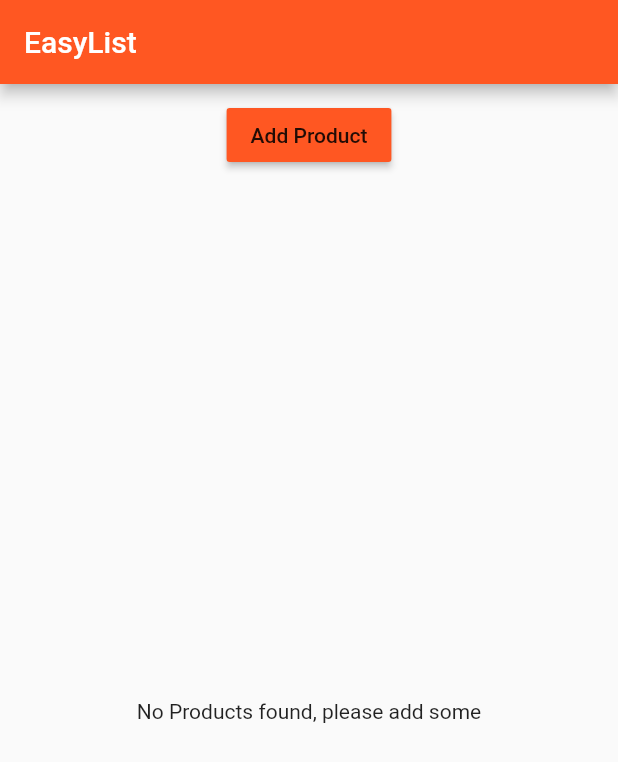
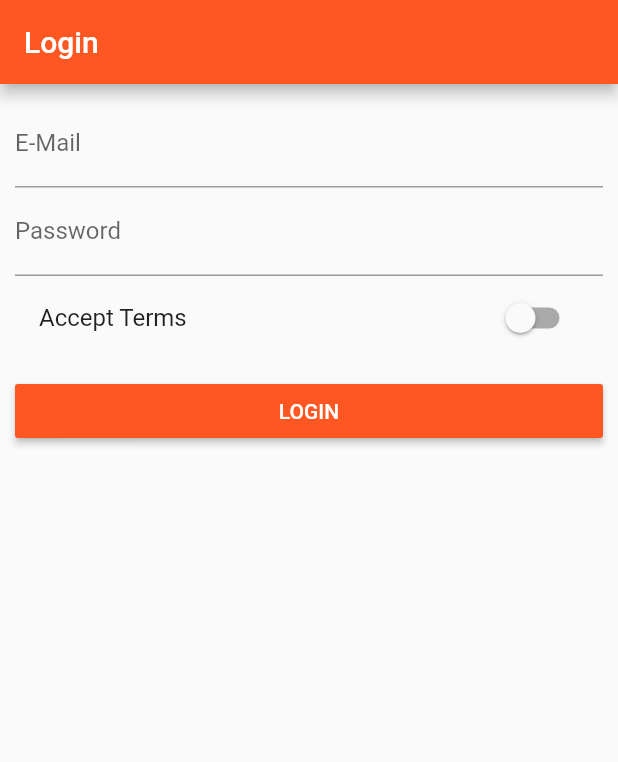
Before and after one commit to SvenLC/udemy-flutter, a Flutter app: the screen it shows after launch, on a phone screen of 412 x 824 dp. Shown: the top 762 px of the screen. Run offline on Flutter 3.47's test engine with Material 2 defaults, Android fonts, the phone set to English and light mode, and no system bars.

Commit message:
Section 7 ended

```diff
--- a/lib/main.dart
+++ b/lib/main.dart
@@ -1,17 +1,67 @@
 import 'package:flutter/material.dart';
 
-import './pages/home.dart';
+import './pages/auth.dart';
+import './pages/products_admin.dart';
+import './pages/products.dart';
+import './pages/product.dart';
 
 void main() => runApp(MyApp());
 
-class MyApp extends StatelessWidget {
+class MyApp extends StatefulWidget {
+  @override
+  State<StatefulWidget> createState() {
+    return _MyAppState();
+  }
+}
+
+class _MyAppState extends State<MyApp> {
+  List<Map<String, dynamic>> _products = [];
+
+  void _addProduct(Map<String, dynamic> product) {
+    setState(() {
+      _products.add(product);
+    });
+  }
+
+  void _deleteProduct(int index) {
+    setState(() {
+      _products.removeAt(index);
+    });
+  }
+
   @override
   Widget build(context) {
     return MaterialApp(
-        theme: ThemeData(
-            brightness: Brightness.light,
-            primarySwatch: Colors.deepOrange,
-            accentColor: Colors.deepPurple),
-        home: HomePage());
+      theme: ThemeData(
+          brightness: Brightness.light,
+          primarySwatch: Colors.deepOrange,
+          accentColor: Colors.deepPurple),
+      // home: AuthPage(),
+      routes: {
+        '/': (BuildContext context) => AuthPage(),
+        '/products': (BuildContext context) => ProductsPage(_products),
+        '/admin': (BuildContext context) =>
+            ProductsAdminPage(_addProduct, _deleteProduct),
+      },
+      onGenerateRoute: (RouteSettings settings) {
+        final List<String> pathElements = settings.name.split('/');
+        if (pathElements[0] != '') {
+          return null;
+        }
+        if (pathElements[1] == 'product') {
+          final int index = int.parse(pathElements[2]);
+          return MaterialPageRoute<bool>(
+            builder: (BuildContext context) => ProductPage(
+                _products[index]['title'], _products[index]['image']),
+          );
+        }
+        return null;
+      },
+      onUnknownRoute: (RouteSettings settings) {
+        return MaterialPageRoute(
+          builder: (BuildContext context) => ProductsPage(_products),
+        );
+      },
+    );
   }
 }
--- /dev/null
+++ b/lib/pages/auth.dart
@@ -0,0 +1,70 @@
+import 'package:flutter/material.dart';
+
+class AuthPage extends StatefulWidget {
+  @override
+  State<StatefulWidget> createState() {
+    return _AuthPageState();
+  }
+}
+
+class _AuthPageState extends State<AuthPage> {
+  String _emailValue;
+  String _passwordValue;
+  bool _acceptTerms = false;
+
+  @override
+  Widget build(BuildContext context) {
+    return Scaffold(
+      appBar: AppBar(
+        title: Text('Login'),
+      ),
+      body: Container(
+        margin: EdgeInsets.all(10.0),
+        child: ListView(
+          children: <Widget>[
+            TextField(
+              decoration: InputDecoration(labelText: 'E-Mail'),
+              keyboardType: TextInputType.emailAddress,
+              onChanged: (String value) {
+                setState(() => {
+                      _emailValue = value,
+                    });
+              },
+            ),
+            TextField(
+              decoration: InputDecoration(labelText: 'Password'),
+              obscureText: true,
+              onChanged: (String value) {
+                setState(() => {
+                      _passwordValue = value,
+                    });
+              },
+            ),
+            SwitchListTile(
+              value: _acceptTerms,
+              onChanged: (bool value) {
+                setState(() {
+                 _acceptTerms = value;
+                });
+              },
+              title: Text('Accept Terms'),
+            ),
+            SizedBox(
+              height: 10.0,
+            ),
+            RaisedButton(
+              color: Theme.of(context).primaryColor,
+              textColor: Colors.white,
+              child: Text('LOGIN'),
+              onPressed: () {
+                print(_emailValue);
+                print(_passwordValue);
+                Navigator.pushReplacementNamed(context, '/products');
+              },
+            ),
+          ],
+        ),
+      ),
+    );
+  }
+}
--- a/lib/pages/home.dart
+++ /dev/null
@@ -1,15 +0,0 @@
-import 'package:flutter/material.dart';
-
-import '../product_manager.dart';
-
-class HomePage extends StatelessWidget {
-  @override
-  Widget build(BuildContext context) {
-    return Scaffold(
-      appBar: AppBar(
-        title: Text('EasyList'),
-      ),
-      body: ProductManager(),
-    );
-  }
-}
--- a/lib/product_control.dart
+++ /dev/null
@@ -1,18 +0,0 @@
-import 'package:flutter/material.dart';
-
-class ProductControler extends StatelessWidget {
-  final Function addProduct;
-
-  ProductControler(this.addProduct);
-
-  @override
-  Widget build(BuildContext context) {
-    return RaisedButton(
-      color: Theme.of(context).primaryColor,
-      onPressed: () {
-        addProduct({'title': 'Chocolate', 'image': 'assets/food.jpg'});
-      },
-      child: Text('Add Product'),
-    );
-  }
-}
--- a/lib/product_manager.dart
+++ b/lib/product_manager.dart
@@ -1,49 +1,14 @@
 import 'package:flutter/material.dart';
 
 import './products.dart';
-import './product_control.dart';
 
-class ProductManager extends StatefulWidget {
-  final Map<String, String> startingProduct;
-  ProductManager({this.startingProduct});
+class ProductManager extends StatelessWidget {
+  final List<Map<String, dynamic>> products;
 
-  @override
-  State<StatefulWidget> createState() {
-    return _ProductManagerState();
-  }
-}
-
-class _ProductManagerState extends State<ProductManager> {
-  List<Map<String, String>> _products = [];
-
-  @override
-  void initState() {
-    super.initState();
-    if (widget.startingProduct != null) {
-      _products.add(widget.startingProduct);
-    }
-  }
-
-  void _addProduct(Map<String, String> product) {
-    setState(() {
-      _products.add(product);
-    });
-  }
-
-  void _deleteProduct(int index) {
-    setState(() {
-      _products.removeAt(index);
-    });
-  }
+  ProductManager(this.products);
 
   @override
   Widget build(BuildContext context) {
-    return Column(children: [
-      Container(
-        margin: EdgeInsets.all(10.0),
-        child: ProductControler(_addProduct),
-      ),
-      Expanded(child: Products(_products, deleteProduct: _deleteProduct))
-    ]);
+    return Column(children: [Expanded(child: Products(products))]);
   }
 }
--- a/lib/products.dart
+++ b/lib/products.dart
@@ -1,12 +1,11 @@
 import 'package:flutter/material.dart';
 
-import './pages/product.dart';
+
 
 class Products extends StatelessWidget {
-  final List<Map<String, String>> products;
-  final Function deleteProduct;
+  final List<Map<String, dynamic>> products;
 
-  Products(this.products, {this.deleteProduct});
+  Products(this.products);
 
   Widget _buildProductItem(BuildContext context, int index) {
     return Card(
@@ -19,18 +18,11 @@ class Products extends StatelessWidget {
             children: <Widget>[
               FlatButton(
                 child: Text('Details'),
-                onPressed: () => Navigator.push<bool>(
+                onPressed: () => Navigator.pushNamed<bool>(
                       context,
-                      MaterialPageRoute(
-                        builder: (BuildContext context) => ProductPage(
-                            products[index]['title'], products[index]['image']),
-                      ),
-                    ).then((bool value) {
-                      if (value) {
-                        deleteProduct(index);
-                      }
-                    }),
-              )
+                      '/product/' + index.toString(),
+                    ),
+              ),
             ],
           )
         ],
@@ -46,9 +38,7 @@ class Products extends StatelessWidget {
         itemCount: products.length,
       );
     } else {
-      productCards = Center(
-        child: Text('No Products found, please add some'),
-      );
+      productCards = Container();
     }
     return productCards;
   }
```
Also changed, not shown: lib/pages/product.dart (+27 -1 lines), lib/pages/product_create.dart (added, +73 -0 lines), lib/pages/product_list.dart (added, +10 -0 lines), lib/pages/products.dart (added, +35 -0 lines), lib/pages/products_admin.dart (added, +57 -0 lines).
